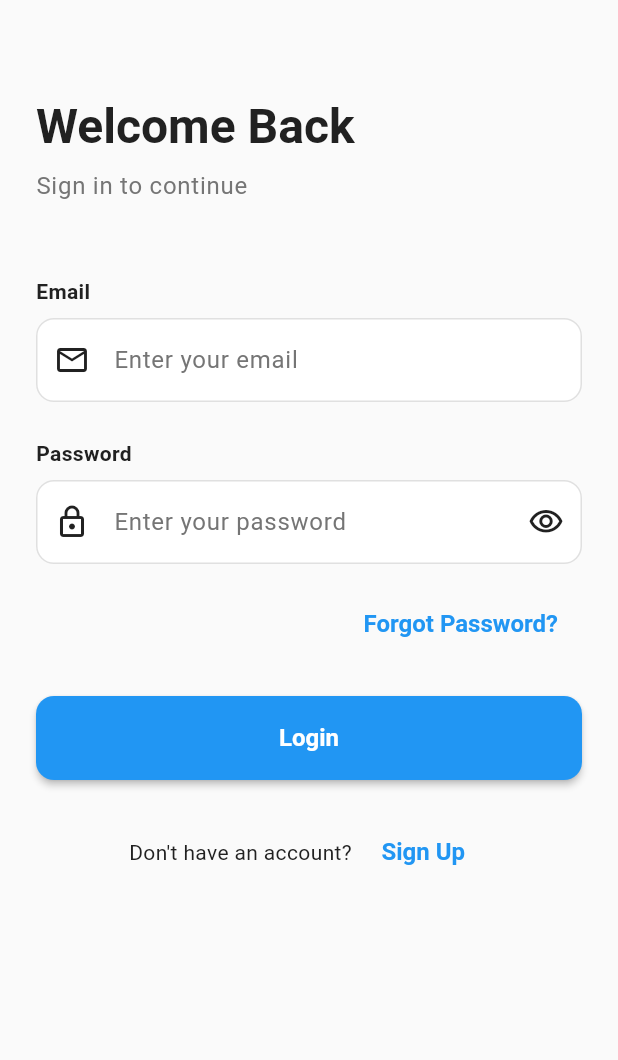
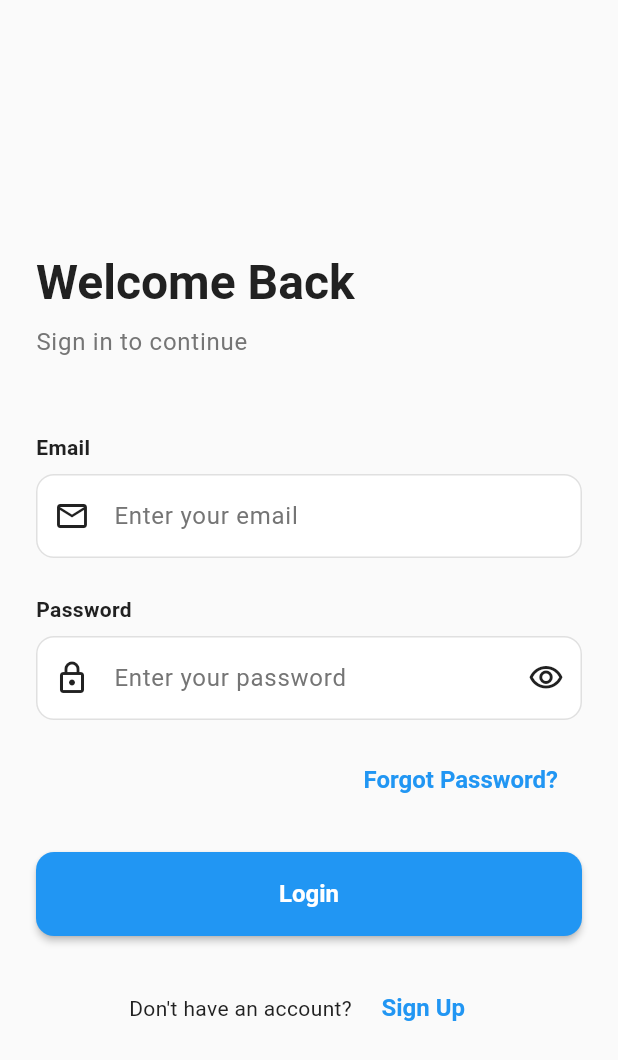
Before and after one commit to Abdelrahman12maged/khadamaty_app, a Flutter app: the LoginScreen screen opened by its route, on a phone screen of 412 x 824 dp. Shown: the top 1060 px of the screen. Run offline on Flutter 3.47's test engine with Material 3 defaults, Android fonts, the phone set to English and light mode, and no system bars; our stand-ins replace device_preview, equatable, flutter_bloc, go_router.

Commit message:
update login with responsivelayout

````diff
--- /dev/null
+++ b/lib/core/widgets/responsive_layout.dart
@@ -0,0 +1,98 @@
+import 'package:flutter/material.dart';
+import 'package:khadamaty_app/core/utils/responsive_value.dart';
+
+/// A reusable responsive layout widget that adapts to different screen sizes
+///
+/// Features:
+/// - Responsive padding based on screen size
+/// - Max width constraint on larger screens
+/// - Automatic card elevation on tablet/desktop
+/// - Centered content
+///
+/// Example:
+/// ```dart
+/// ResponsiveLayout(
+///   child: MyScreenContent(),
+/// )
+/// ```
+class ResponsiveLayout extends StatelessWidget {
+  /// The content to display
+  final Widget child;
+
+  /// Whether to show card on tablet/desktop (default: true)
+  final bool useCard;
+
+  /// Custom max width for each screen type
+  final double? mobileMaxWidth;
+  final double? tabletMaxWidth;
+  final double? desktopMaxWidth;
+
+  /// Custom padding for each screen type
+  final double? mobilePadding;
+  final double? tabletPadding;
+  final double? desktopPadding;
+
+  /// Card elevation (only for tablet/desktop when useCard is true)
+  final double cardElevation;
+
+  /// Card border radius
+  final double cardBorderRadius;
+
+  /// Card internal padding
+  final double cardPadding;
+
+  const ResponsiveLayout({
+    super.key,
+    required this.child,
+    this.useCard = true,
+    this.mobileMaxWidth,
+    this.tabletMaxWidth,
+    this.desktopMaxWidth,
+    this.mobilePadding,
+    this.tabletPadding,
+    this.desktopPadding,
+    this.cardElevation = 8,
+    this.cardBorderRadius = 16,
+    this.cardPadding = 32,
+  });
+
+  @override
+  Widget build(BuildContext context) {
+    // 🎯 Responsive padding - changes based on screen size
+    final padding = context.responsive(
+      mobile: mobilePadding ?? 24.0,
+      tablet: tabletPadding ?? 32.0,
+      desktop: desktopPadding ?? 48.0,
+    );
+
+    // 🎯 Max width for each screen type
+    final maxWidth = context.responsive(
+      mobile: mobileMaxWidth ?? double.infinity,
+      tablet: tabletMaxWidth ?? 600.0,
+      desktop: desktopMaxWidth ?? 500.0,
+    );
+
+    final isMobile = context.isMobile;
+
+    return Center(
+      child: ConstrainedBox(
+        constraints: BoxConstraints(maxWidth: maxWidth),
+        child: SingleChildScrollView(
+          padding: EdgeInsets.all(padding),
+          child: useCard && !isMobile
+              ? Card(
+                  elevation: cardElevation,
+                  shape: RoundedRectangleBorder(
+                    borderRadius: BorderRadius.circular(cardBorderRadius),
+                  ),
+                  child: Padding(
+                    padding: EdgeInsets.all(cardPadding),
+                    child: child,
+                  ),
+                )
+              : child,
+        ),
+      ),
+    );
+  }
+}
--- a/lib/features/auth/presentation/pages/login_screen.dart
+++ b/lib/features/auth/presentation/pages/login_screen.dart
@@ -1,6 +1,7 @@
 import 'package:flutter/material.dart';
 import 'package:flutter_bloc/flutter_bloc.dart';
 import 'package:khadamaty_app/generated/l10n.dart';
+import 'package:khadamaty_app/core/widgets/responsive_layout.dart';
 import '../cubit/auth_cubit.dart';
 import '../cubit/auth_state.dart';
 import '../widgets/login_header.dart';
@@ -62,8 +63,8 @@ class _LoginScreenState extends State<LoginScreen> {
           builder: (context, state) {
             final isLoading = state is AuthLoading;
 
-            return SingleChildScrollView(
-              padding: const EdgeInsets.all(24),
+            // 🎯 Using ResponsiveLayout - handles all responsive logic!
+            return ResponsiveLayout(
               child: Column(
                 crossAxisAlignment: CrossAxisAlignment.start,
                 children: [
````
